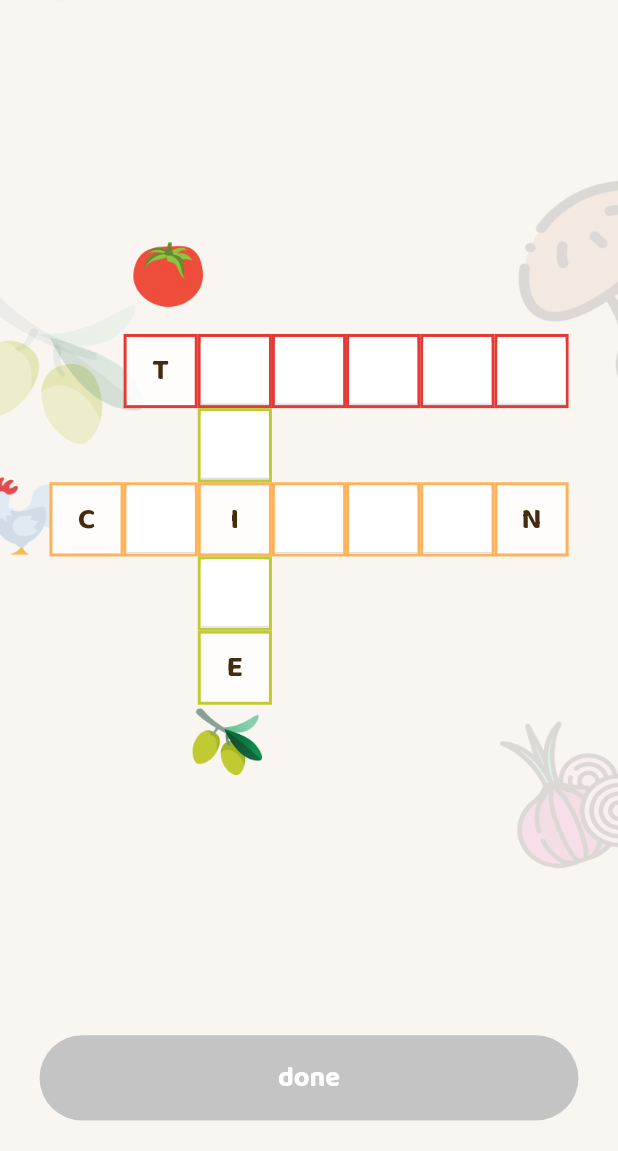
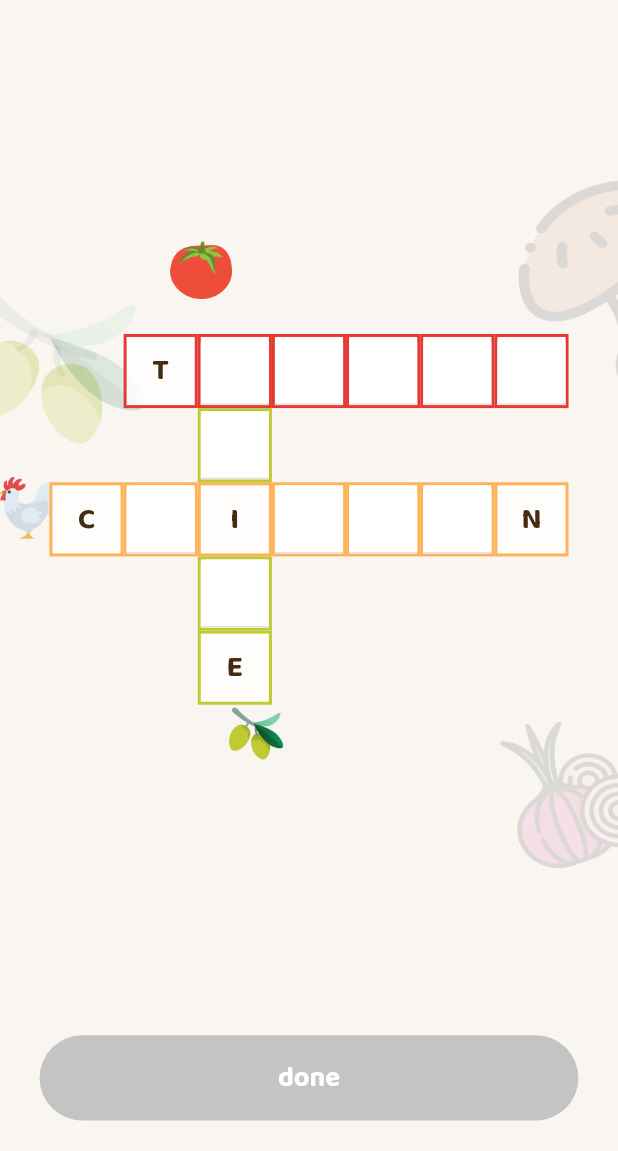
Before and after one commit to EHMilon/cheff_junior, a Flutter app: the EmptyGameTwoView screen opened by its route, on a phone screen of 412 x 824 dp, the part 85-1236 px from its top. Run offline on Flutter 3.47's test engine with Material 3 defaults, Android fonts, the light colour scheme and no system bars; our stand-ins replace chewie, connectivity_plus, flutter_rating_bar, flutter_screenutil, flutter_svg, get and 10 more; accounts and stored records are empty; project files that could hold a hidden picture were left out.

Commit message:
game UI minor changes
Signed-off-by: Milon <ehasanulhaquemilon@gmail.com>

```diff
--- a/lib/views/games/game_one_view.dart
+++ b/lib/views/games/game_one_view.dart
@@ -33,7 +33,7 @@ class GameOneView extends GetView<GameOneController> {
                     // Make content scrollable when keyboard appears
                     physics: const ClampingScrollPhysics(),
                     child: SizedBox(
-                      height: 0.7.sh,
+                      height: 1.sh,
                       child: InteractiveViewer(
                         boundaryMargin: const EdgeInsets.all(20.0),
                         minScale: 0.1,
@@ -41,7 +41,7 @@ class GameOneView extends GetView<GameOneController> {
                         child: Center(
                           child: SizedBox(
                             width: 1.sw,
-                            height: 0.7.sh,
+                            height: 1.sh,
                             child: Stack(
                               clipBehavior: Clip.none,
                               children: [
--- a/lib/views/games/game_two_view.dart
+++ b/lib/views/games/game_two_view.dart
@@ -157,7 +157,7 @@ class EmptyGameTwoView extends GetView<GameTwoController> {
 
   Widget _buildClueImages() {
     final double cellSize = 45.w;
-    final double gridOriginX = 0.5.sw - (3.5 * cellSize);
+    final double gridOriginX = 0.5.sw - (3 * cellSize);
     final double gridOriginY = 0.15.sh;
 
     return Stack(
@@ -166,19 +166,19 @@ class EmptyGameTwoView extends GetView<GameTwoController> {
         Positioned(
           left: gridOriginX + (1 * cellSize) + 5,
           top: gridOriginY + (1 * cellSize) - 15,
-          child: Image.asset("assets/images/fruites/tomato.png", width: 45.w),
+          child: Image.asset("assets/images/fruites/tomato.png", width: 40.w),
         ),
         // Chicken (Left of R4, C0)
         Positioned(
-          left: gridOriginX + (-1 * cellSize) + 5,
+          left: gridOriginX + (-1 * cellSize) -10,
           top: gridOriginY + (4 * cellSize) - 5,
-          child: Image.asset("assets/images/fruites/chicken.png", width: 50.w),
+          child: Image.asset("assets/images/fruites/chicken.png", width: 40.w),
         ),
         // Olive (Below R6, C2)
         Positioned(
           left: gridOriginX + (2 * cellSize) - 5,
           top: gridOriginY + (7 * cellSize) + 0,
-          child: Image.asset("assets/images/fruites/olive.png", width: 45.w),
+          child: Image.asset("assets/images/fruites/olive.png", width: 35.w),
         ),
       ],
     );
```
